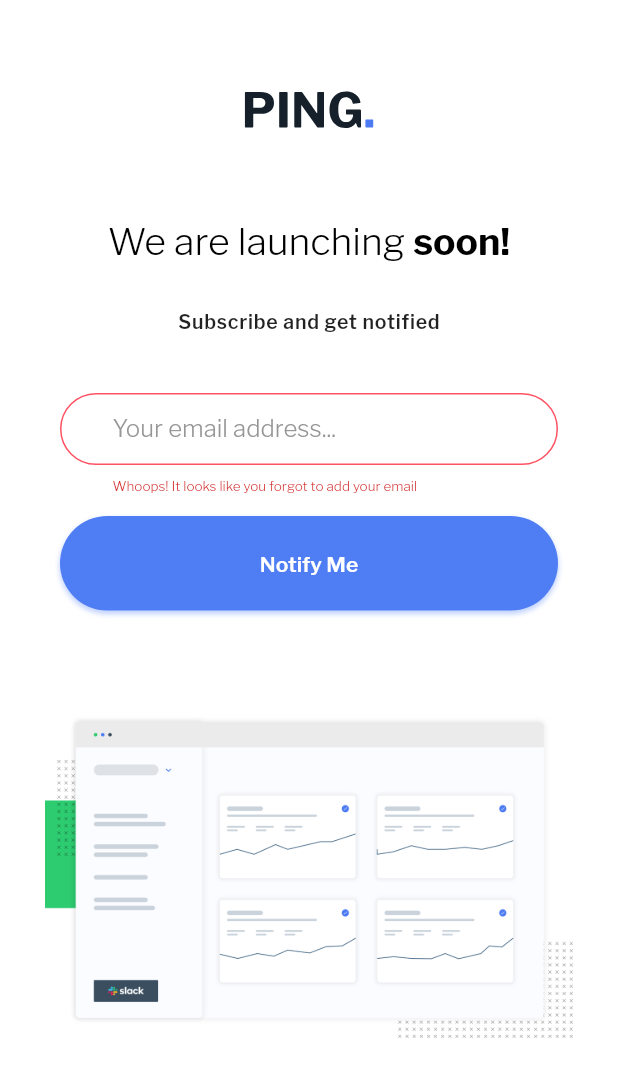
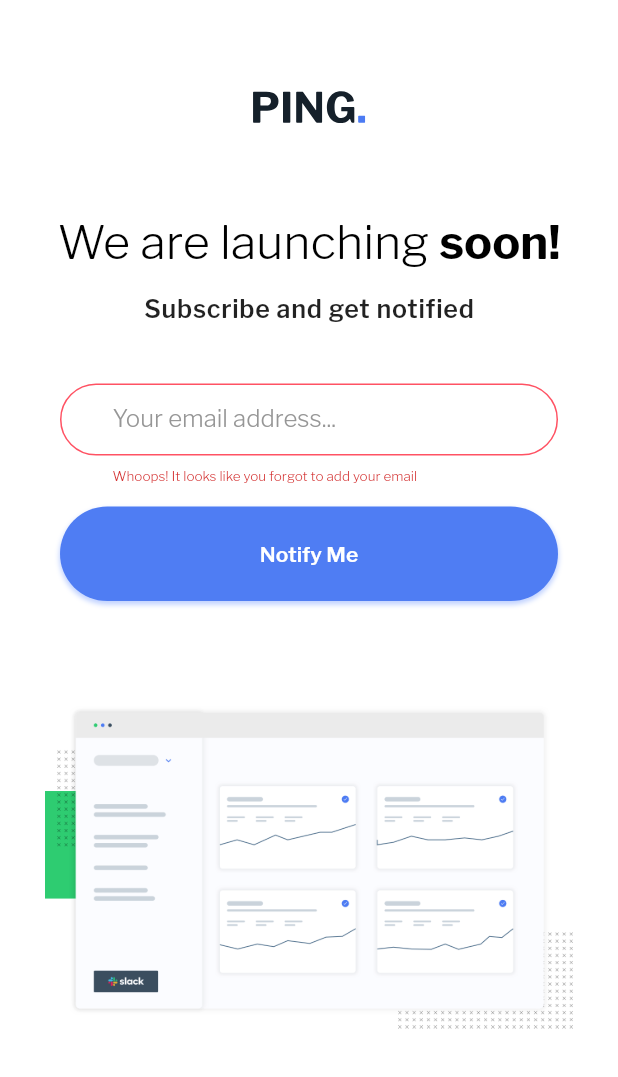
Before and after one commit to 0-BSCode/ping-coming-soon-page, a Flutter app: the screen it shows after launch, after a tap on "Notify Me", on a phone screen of 412 x 824 dp. Shown: the top 1077 px of the screen. Run offline on Flutter 3.47's test engine with Material 2 defaults, Android fonts, the phone set to English and light mode, and no system bars; our stand-ins replace flutter_svg, font_awesome_flutter.

Commit message:
Set up provider to determine root size

```diff
--- /dev/null
+++ b/lib/components/header.dart
@@ -0,0 +1,61 @@
+import 'package:flutter/material.dart';
+import 'package:flutter_svg/flutter_svg.dart';
+import 'package:ping_coming_soon_page/providers/rootSizeProvider.dart';
+import 'package:ping_coming_soon_page/utils/addSpace.dart';
+import 'package:ping_coming_soon_page/utils/determineRootSize.dart';
+import 'package:provider/provider.dart';
+
+class Header extends StatelessWidget {
+  const Header({Key? key}) : super(key: key);
+
+  @override
+  Widget build(BuildContext context) {
+    final double rootSize = Provider.of<RootSizeProvider>(context).rootSize;
+    return LayoutBuilder(builder: (context, constraints) {
+      return Column(
+        children: [
+          SvgPicture.asset(
+            "assets/images/logo.svg",
+            semanticsLabel: 'PING Logo',
+            width: rootSize * 3,
+          ),
+          addVerticalSpace(60),
+          RichText(
+            text: TextSpan(
+              children: [
+                TextSpan(
+                  text: "We are launching ",
+                  style: TextStyle(
+                    fontFamily: "LibreFranklin",
+                    fontWeight: FontWeight.w300,
+                    color: Colors.black,
+                    fontSize: rootSize * 1.25,
+                  ),
+                ),
+                TextSpan(
+                  text: "soon!",
+                  style: TextStyle(
+                    fontFamily: "LibreFranklin",
+                    fontWeight: FontWeight.w700,
+                    color: Colors.black,
+                    fontSize: rootSize * 1.25,
+                  ),
+                ),
+              ],
+            ),
+          ),
+          addVerticalSpace(15),
+          Text(
+            "Subscribe and get notified",
+            style: TextStyle(
+              fontFamily: "LibreFranklin",
+              fontWeight: FontWeight.w600,
+              fontSize: rootSize / 1.5,
+              letterSpacing: 0.5,
+            ),
+          ),
+        ],
+      );
+    });
+  }
+}
--- a/lib/main.dart
+++ b/lib/main.dart
@@ -1,8 +1,9 @@
 import 'package:flutter/foundation.dart';
 import 'package:flutter/material.dart';
+import 'package:ping_coming_soon_page/providers/rootSizeProvider.dart';
 import 'package:ping_coming_soon_page/screens/homePage.dart';
 import 'package:provider/provider.dart';
-import 'package:ping_coming_soon_page/utils/emailTextProvider.dart';
+import 'package:ping_coming_soon_page/providers/emailTextProvider.dart';
 
 void main() {
   // runApp(const MyApp());
@@ -10,7 +11,10 @@ void main() {
     MultiProvider(
       providers: [
         ChangeNotifierProvider(
-          create: (_) => EmailText(),
+          create: (_) => EmailTextProvider(),
+        ),
+        ChangeNotifierProvider(
+          create: (_) => RootSizeProvider(),
         ),
       ],
       child: MyApp(),
--- a/lib/utils/emailTextProvider.dart
+++ b/lib/providers/emailTextProvider.dart
@@ -1,7 +1,7 @@
 import 'package:flutter/material.dart';
 import 'package:flutter/foundation.dart';
 
-class EmailText with ChangeNotifier, DiagnosticableTreeMixin {
+class EmailTextProvider with ChangeNotifier, DiagnosticableTreeMixin {
   String _email = '';
 
   // Getter function
--- /dev/null
+++ b/lib/providers/rootSizeProvider.dart
@@ -0,0 +1,18 @@
+import 'package:flutter/material.dart';
+import 'package:flutter/foundation.dart';
+
+class RootSizeProvider with ChangeNotifier, DiagnosticableTreeMixin {
+  double _rootSize = 20.0;
+
+  double get rootSize => _rootSize;
+
+  void setRootSize(double newSize) {
+    _rootSize = newSize;
+  }
+
+  @override
+  void debugFillProperties(DiagnosticPropertiesBuilder properties) {
+    super.debugFillProperties(properties);
+    properties.add(DoubleProperty("Root Size", _rootSize));
+  }
+}
--- a/lib/screens/homePage.dart
+++ b/lib/screens/homePage.dart
@@ -1,9 +1,11 @@
 import 'package:flutter/material.dart';
 import 'package:flutter_svg/flutter_svg.dart';
+import 'package:ping_coming_soon_page/components/header.dart';
 import 'package:ping_coming_soon_page/theme.dart';
 import 'package:ping_coming_soon_page/utils/addSpace.dart';
 import 'package:font_awesome_flutter/font_awesome_flutter.dart';
-import 'package:ping_coming_soon_page/utils/emailTextProvider.dart';
+import 'package:ping_coming_soon_page/providers/emailTextProvider.dart';
+import 'package:ping_coming_soon_page/utils/determineRootSize.dart';
 import 'package:provider/provider.dart';
 
 class HomePage extends StatefulWidget {
@@ -21,8 +23,8 @@ class _HomePageState extends State<HomePage> {
   void initState() {
     // Points to the same provider as the emailTextProvider later
     // Assigning it to variable = more concise
-    final EmailText emailTextProvider =
-        Provider.of<EmailText>(context, listen: false);
+    final EmailTextProvider emailTextProvider =
+        Provider.of<EmailTextProvider>(context, listen: false);
 
     super.initState();
 
@@ -55,11 +57,14 @@ class _HomePageState extends State<HomePage> {
 
   @override
   Widget build(BuildContext context) {
-    final EmailText emailTextProvider = Provider.of<EmailText>(context);
+    determineRootSize(context);
+    final EmailTextProvider emailTextProvider =
+        Provider.of<EmailTextProvider>(context);
     return SafeArea(
       child: Scaffold(
         body: LayoutBuilder(
           builder: (context, constraints) {
+            print('From container: ${constraints.maxWidth}');
             return Container(
               width: constraints.maxWidth,
               height: constraints.maxHeight,
@@ -76,45 +81,7 @@ class _HomePageState extends State<HomePage> {
                   ),
                   child: Column(
                     children: [
-                      SvgPicture.asset(
-                        "assets/images/logo.svg",
-                        semanticsLabel: 'PING Logo',
-                      ),
-                      addVerticalSpace(60),
-                      RichText(
-                        text: TextSpan(
-                          children: [
-                            TextSpan(
-                              text: "We are launching ",
-                              style: TextStyle(
-                                fontFamily: "LibreFranklin",
-                                fontWeight: FontWeight.w300,
-                                color: Colors.black,
-                                fontSize: 25,
-                              ),
-                            ),
-                            TextSpan(
-                              text: "soon!",
-                              style: TextStyle(
-                                fontFamily: "LibreFranklin",
-                                fontWeight: FontWeight.w700,
-                                color: Colors.black,
-                                fontSize: 25,
-                              ),
-                            ),
-                          ],
-                        ),
-                      ),
-                      addVerticalSpace(30),
-                      Text(
-                        "Subscribe and get notified",
-                        style: TextStyle(
-                          fontFamily: "LibreFranklin",
-                          fontWeight: FontWeight.w600,
-                          fontSize: 13,
-                          letterSpacing: 0.5,
-                        ),
-                      ),
+                      Header(),
                       addVerticalSpace(40),
                       Padding(
                         padding: const EdgeInsets.symmetric(
--- /dev/null
+++ b/lib/utils/determineRootSize.dart
@@ -0,0 +1,30 @@
+import 'package:flutter/material.dart';
+import 'package:ping_coming_soon_page/providers/rootSizeProvider.dart';
+import 'package:provider/provider.dart';
+
+const Map<String, double> deviceSizes = {
+  'xs': 575,
+  'sm': 767,
+  'md': 991,
+  'lg': 1119,
+  'xl': 1399,
+};
+
+void determineRootSize(BuildContext context) {
+  final double width = MediaQuery.of(context).size.width;
+  final RootSizeProvider rootSizeProvider =
+      Provider.of<RootSizeProvider>(context);
+  if (width < deviceSizes['xs']!) {
+    rootSizeProvider.setRootSize(25.0);
+  } else if (width < deviceSizes['sm']!) {
+    rootSizeProvider.setRootSize(28.0);
+  } else if (width < deviceSizes['md']!) {
+    rootSizeProvider.setRootSize(30.0);
+  } else if (width < deviceSizes['lg']!) {
+    rootSizeProvider.setRootSize(33.0);
+  } else if (width < deviceSizes['xl']!) {
+    rootSizeProvider.setRootSize(35.0);
+  } else {
+    rootSizeProvider.setRootSize(38.0);
+  }
+}
```
